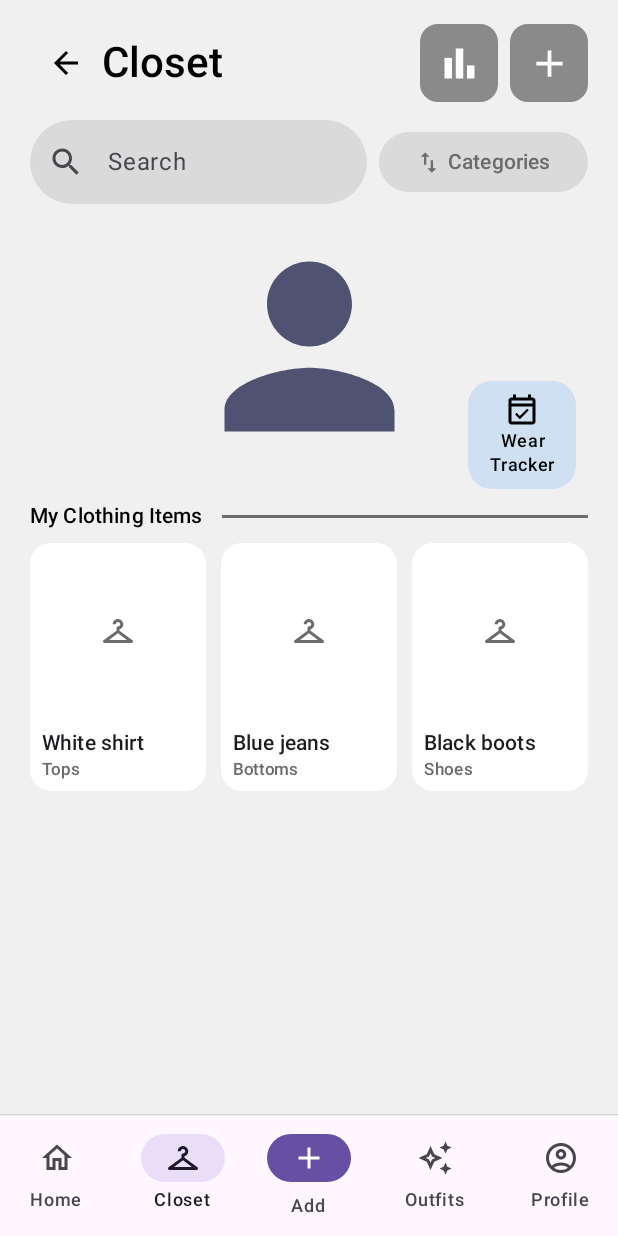
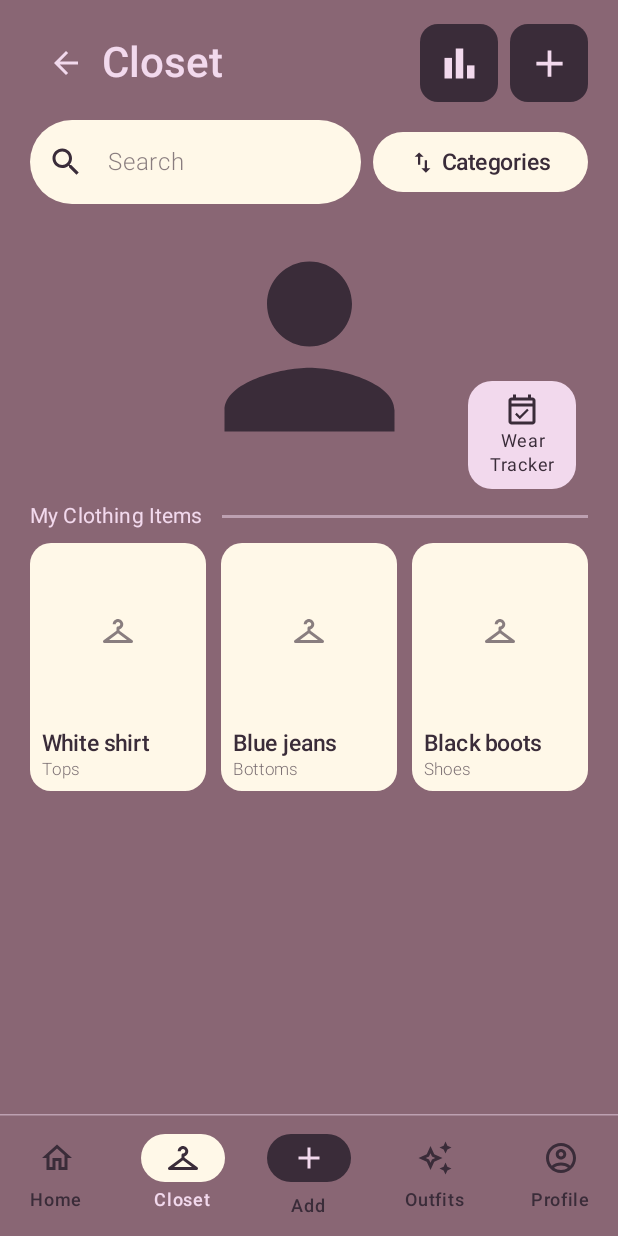
Before and after one commit to aljaziKhalid/Mobile-Application-Programming-Project-, an Android app built with Jetpack Compose: the @Preview function ClosetContentPreview, on a phone screen of 412 x 824 dp. Run offline under Robolectric (Android 15) with nearby library versions, the phone set to English and light mode, and no system bars.

Commit message:
Applied the theme and color on closet Screen

```diff
--- a/app/src/main/java/com/mystiq/ui/screens/Closet/ClosetScreen.kt
+++ b/app/src/main/java/com/mystiq/ui/screens/Closet/ClosetScreen.kt
@@ -1,6 +1,5 @@
 package com.mystiq.ui.screens.closet
 
-import androidx.compose.foundation.background
 import androidx.compose.foundation.layout.Arrangement
 import androidx.compose.foundation.layout.Box
 import androidx.compose.foundation.layout.Column
@@ -58,15 +57,7 @@ import androidx.compose.ui.text.style.TextOverflow
 import androidx.compose.ui.tooling.preview.Preview
 import androidx.compose.ui.unit.dp
 import com.mystiq.ui.components.MystiqBottomBar
-
-// TODO: move these into ui/theme/Color.kt
-private val ScreenBackground = Color(0xFFF0F0F0)
-private val FieldBackground = Color(0xFFDADADA)
-private val DarkButton = Color(0xFF8A8A8A)
-private val LightBlue = Color(0xFFCFE0F3)
-private val BlueText = Color(0xFF5B7A99)
-private val SilhouetteColor = Color(0xFF4F5270)
-private val MutedText = Color(0xFF6B6B6B)
+import com.mystiq.ui.theme.Mystiq_FinalTheme
 
 @Composable
 fun ClosetScreen(
@@ -86,7 +77,7 @@ fun ClosetScreen(
 ) {
     Scaffold(
         modifier = modifier,
-        containerColor = ScreenBackground,
+        containerColor = MaterialTheme.colorScheme.background,
         bottomBar = {
             MystiqBottomBar(
                 selectedTab = "closet",
@@ -102,7 +93,6 @@ fun ClosetScreen(
             modifier = Modifier
                 .fillMaxSize()
                 .padding(innerPadding)
-                .background(ScreenBackground)
                 .padding(horizontal = 20.dp, vertical = 16.dp)
         ) {
             ClosetHeader(onBackClick = onBackClick, onStatsClick = onStatsClick, onAddClick = onAddItemClick)
@@ -123,12 +113,12 @@ fun ClosetScreen(
                 contentAlignment = Alignment.Center
             ) {
                 when {
-                    uiState.isLoading -> CircularProgressIndicator()
+                    uiState.isLoading -> CircularProgressIndicator(color = MaterialTheme.colorScheme.onBackground)
                     uiState.errorMessage != null -> ErrorState(uiState.errorMessage, onRetryClick)
                     uiState.items.isEmpty() -> EmptyClosetState(onScanClick = onAddItemClick)
                     uiState.visibleItems.isEmpty() -> Text(
                         text = "No items match \"${uiState.searchQuery}\"",
-                        color = MutedText
+                        color = MaterialTheme.colorScheme.onBackground.copy(alpha = 0.85f)
                     )
                     else -> ClothingGrid(items = uiState.visibleItems, onItemClick = onItemClick)
                 }
@@ -157,13 +147,14 @@ private fun ClosetHeader(onBackClick: () -> Unit, onStatsClick: () -> Unit, onAd
 
 @Composable
 private fun SquareIconButton(icon: ImageVector, contentDescription: String, onClick: () -> Unit) {
+    val colors = MaterialTheme.colorScheme
     FilledIconButton(
         onClick = onClick,
         modifier = Modifier.size(52.dp),
         shape = RoundedCornerShape(12.dp),
         colors = IconButtonDefaults.filledIconButtonColors(
-            containerColor = DarkButton,
-            contentColor = Color.White
+            containerColor = colors.primary,
+            contentColor = colors.onPrimary
         )
     ) {
         Icon(icon, contentDescription = contentDescription, modifier = Modifier.size(30.dp))
@@ -176,6 +167,7 @@ private fun SearchRow(
     onQueryChange: (String) -> Unit,
     onCategoriesClick: () -> Unit
 ) {
+    val colors = MaterialTheme.colorScheme
     Row(
         modifier = Modifier.fillMaxWidth(),
         verticalAlignment = Alignment.CenterVertically,
@@ -190,8 +182,15 @@ private fun SearchRow(
             singleLine = true,
             shape = RoundedCornerShape(50),
             colors = TextFieldDefaults.colors(
-                focusedContainerColor = FieldBackground,
-                unfocusedContainerColor = FieldBackground,
+                focusedContainerColor = colors.surfaceVariant,
+                unfocusedContainerColor = colors.surfaceVariant,
+                focusedTextColor = colors.onSurfaceVariant,
+                unfocusedTextColor = colors.onSurfaceVariant,
+                focusedPlaceholderColor = colors.onSurfaceVariant.copy(alpha = 0.6f),
+                unfocusedPlaceholderColor = colors.onSurfaceVariant.copy(alpha = 0.6f),
+                focusedLeadingIconColor = colors.onSurfaceVariant,
+                unfocusedLeadingIconColor = colors.onSurfaceVariant,
+                cursorColor = colors.onSurfaceVariant,
                 focusedIndicatorColor = Color.Transparent,
                 unfocusedIndicatorColor = Color.Transparent
             )
@@ -200,8 +199,8 @@ private fun SearchRow(
             onClick = onCategoriesClick,
             shape = RoundedCornerShape(50),
             colors = ButtonDefaults.filledTonalButtonColors(
-                containerColor = FieldBackground,
-                contentColor = MutedText
+                containerColor = colors.surfaceVariant,
+                contentColor = colors.onSurfaceVariant
             )
         ) {
             Icon(Icons.Filled.SwapVert, contentDescription = null, modifier = Modifier.size(18.dp))
@@ -213,6 +212,7 @@ private fun SearchRow(
 
 @Composable
 private fun BodyPreview(onWearTrackerClick: () -> Unit) {
+    val colors = MaterialTheme.colorScheme
     Box(
         modifier = Modifier
             .fillMaxWidth()
@@ -222,7 +222,7 @@ private fun BodyPreview(onWearTrackerClick: () -> Unit) {
         Icon(
             imageVector = Icons.Filled.Person,
             contentDescription = null,
-            tint = SilhouetteColor,
+            tint = colors.primary,
             modifier = Modifier
                 .size(170.dp)
                 .align(Alignment.Center)
@@ -230,7 +230,8 @@ private fun BodyPreview(onWearTrackerClick: () -> Unit) {
         Surface(
             onClick = onWearTrackerClick,
             shape = RoundedCornerShape(16.dp),
-            color = LightBlue,
+            color = colors.tertiaryContainer,
+            contentColor = colors.onTertiaryContainer,
             modifier = Modifier
                 .align(Alignment.BottomEnd)
                 .padding(end = 8.dp)
@@ -248,6 +249,7 @@ private fun BodyPreview(onWearTrackerClick: () -> Unit) {
 
 @Composable
 private fun SectionTitle(title: String) {
+    val colors = MaterialTheme.colorScheme
     Row(
         modifier = Modifier
             .fillMaxWidth()
@@ -256,12 +258,17 @@ private fun SectionTitle(title: String) {
     ) {
         Text(title, style = MaterialTheme.typography.titleSmall)
         Spacer(Modifier.width(12.dp))
-        HorizontalDivider(modifier = Modifier.weight(1f), thickness = 2.dp, color = MutedText)
+        HorizontalDivider(
+            modifier = Modifier.weight(1f),
+            thickness = 2.dp,
+            color = colors.onBackground.copy(alpha = 0.5f)
+        )
     }
 }
 
 @Composable
 private fun EmptyClosetState(onScanClick: () -> Unit) {
+    val colors = MaterialTheme.colorScheme
     Column(
         modifier = Modifier
             .fillMaxWidth()
@@ -271,7 +278,7 @@ private fun EmptyClosetState(onScanClick: () -> Unit) {
         Icon(
             imageVector = Icons.Outlined.Checkroom,
             contentDescription = null,
-            tint = MutedText,
+            tint = colors.onBackground.copy(alpha = 0.85f),
             modifier = Modifier.size(96.dp)
         )
         Text(
@@ -283,7 +290,7 @@ private fun EmptyClosetState(onScanClick: () -> Unit) {
         Text(
             text = "Start building your digital wardrobe\nby adding your first clothing item",
             style = MaterialTheme.typography.bodyMedium,
-            color = MutedText,
+            color = colors.onBackground.copy(alpha = 0.85f),
             textAlign = TextAlign.Center
         )
         Spacer(Modifier.height(16.dp))
@@ -293,7 +300,7 @@ private fun EmptyClosetState(onScanClick: () -> Unit) {
                 .fillMaxWidth()
                 .height(52.dp),
             shape = RoundedCornerShape(16.dp),
-            colors = ButtonDefaults.buttonColors(containerColor = LightBlue, contentColor = BlueText)
+            colors = ButtonDefaults.buttonColors(containerColor = colors.primary, contentColor = colors.onPrimary)
         ) {
             Icon(Icons.Outlined.CameraAlt, contentDescription = null)
             Spacer(Modifier.width(10.dp))
@@ -304,9 +311,21 @@ private fun EmptyClosetState(onScanClick: () -> Unit) {
 
 @Composable
 private fun ErrorState(message: String, onRetryClick: () -> Unit) {
-    Column(horizontalAlignment = Alignment.CenterHorizontally) {
-        Text(message, color = MaterialTheme.colorScheme.error)
-        TextButton(onClick = onRetryClick) { Text("Try again") }
+    val colors = MaterialTheme.colorScheme
+    Surface(
+        shape = RoundedCornerShape(16.dp),
+        color = colors.errorContainer,
+        contentColor = colors.onErrorContainer
+    ) {
+        Column(
+            modifier = Modifier.padding(horizontal = 20.dp, vertical = 12.dp),
+            horizontalAlignment = Alignment.CenterHorizontally
+        ) {
+            Text(message, color = colors.onErrorContainer)
+            TextButton(onClick = onRetryClick) {
+                Text("Try again", color = colors.onErrorContainer)
+            }
+        }
     }
 }
 
@@ -326,10 +345,14 @@ private fun ClothingGrid(items: List<ClosetItemUi>, onItemClick: (Long) -> Unit)
 
 @Composable
 private fun ClothingItemCard(item: ClosetItemUi, onClick: () -> Unit) {
+    val colors = MaterialTheme.colorScheme
     Card(
         onClick = onClick,
         shape = RoundedCornerShape(14.dp),
-        colors = CardDefaults.cardColors(containerColor = Color.White)
+        colors = CardDefaults.cardColors(
+            containerColor = colors.surfaceVariant,
+            contentColor = colors.onSurfaceVariant
+        )
     ) {
         Box(
             modifier = Modifier
@@ -338,11 +361,19 @@ private fun ClothingItemCard(item: ClosetItemUi, onClick: () -> Unit) {
             contentAlignment = Alignment.Center
         ) {
             // TODO: load item.imageUri with Coil: AsyncImage(model = item.imageUri, ...)
-            Icon(Icons.Outlined.Checkroom, contentDescription = null, tint = MutedText)
+            Icon(
+                Icons.Outlined.Checkroom,
+                contentDescription = null,
+                tint = colors.onSurfaceVariant.copy(alpha = 0.6f)
+            )
         }
         Column(Modifier.padding(horizontal = 8.dp, vertical = 6.dp)) {
             Text(item.name, style = MaterialTheme.typography.labelLarge, maxLines = 1, overflow = TextOverflow.Ellipsis)
-            Text(item.category, style = MaterialTheme.typography.labelSmall, color = MutedText)
+            Text(
+                item.category,
+                style = MaterialTheme.typography.labelSmall,
+                color = colors.onSurfaceVariant.copy(alpha = 0.7f)
+            )
         }
     }
 }
@@ -351,7 +382,7 @@ private fun ClothingItemCard(item: ClosetItemUi, onClick: () -> Unit) {
 
 @Composable
 private fun PreviewScreen(state: ClosetUiState) {
-    MaterialTheme {
+    Mystiq_FinalTheme {
         ClosetScreen(
             uiState = state,
             onBackClick = {},
```
